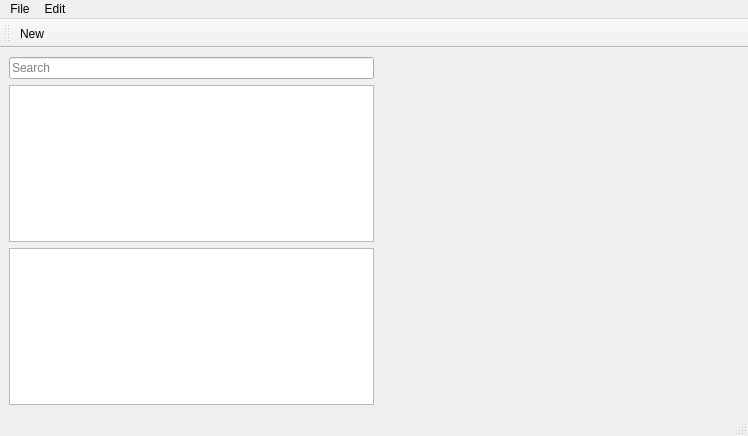
The window that app/ui/mainwindow.ui (deepakxyz/qt-resources) describes before a commit, drawn with Qt 5.
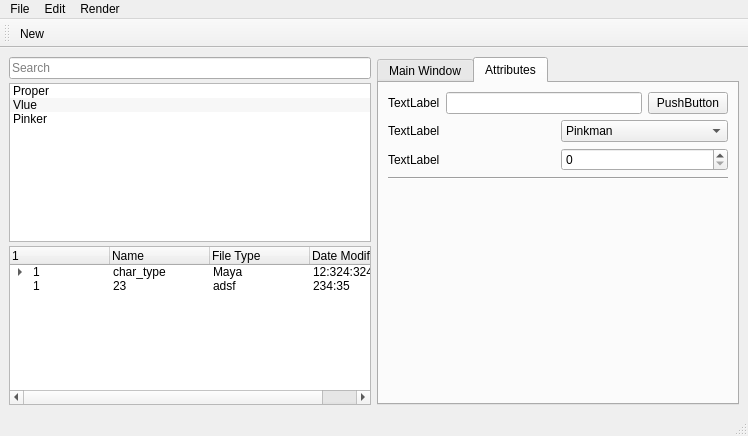
The same window after the commit.

```diff
--- a/app/ui/mainwindow.ui
+++ b/app/ui/mainwindow.ui
@@ -19,10 +19,19 @@
   <property name="windowTitle">
    <string>MainWindow</string>
   </property>
+  <property name="styleSheet">
+   <string notr="true"/>
+  </property>
   <widget class="QWidget" name="centralwidget">
    <layout class="QHBoxLayout" name="horizontalLayout">
     <item>
      <layout class="QVBoxLayout" name="verticalLayout">
+      <property name="spacing">
+       <number>4</number>
+      </property>
+      <property name="leftMargin">
+       <number>0</number>
+      </property>
       <item>
        <widget class="QLineEdit" name="lineEdit">
         <property name="placeholderText">
@@ -31,25 +40,218 @@
        </widget>
       </item>
       <item>
-       <widget class="QListView" name="listView"/>
+       <widget class="QListWidget" name="listWidget">
+        <property name="alternatingRowColors">
+         <bool>true</bool>
+        </property>
+        <item>
+         <property name="text">
+          <string>Proper</string>
+         </property>
+        </item>
+        <item>
+         <property name="text">
+          <string>Vlue</string>
+         </property>
+        </item>
+        <item>
+         <property name="text">
+          <string>Pinker</string>
+         </property>
+        </item>
+       </widget>
       </item>
       <item>
-       <widget class="QListView" name="listView_2"/>
+       <widget class="QTreeWidget" name="treeWidget">
+        <column>
+         <property name="text">
+          <string>1</string>
+         </property>
+        </column>
+        <column>
+         <property name="text">
+          <string>Name</string>
+         </property>
+        </column>
+        <column>
+         <property name="text">
+          <string>File Type</string>
+         </property>
+        </column>
+        <column>
+         <property name="text">
+          <string>Date Modified</string>
+         </property>
+        </column>
+        <item>
+         <property name="text">
+          <string>1</string>
+         </property>
+         <property name="text">
+          <string>char_type</string>
+         </property>
+         <property name="text">
+          <string>Maya</string>
+         </property>
+         <property name="text">
+          <string>12:324:324</string>
+         </property>
+         <item>
+          <property name="text">
+           <string>2</string>
+          </property>
+          <property name="text">
+           <string>Pink</string>
+          </property>
+          <property name="text">
+           <string>Houdini</string>
+          </property>
+          <property name="text">
+           <string>234:L234</string>
+          </property>
+         </item>
+        </item>
+        <item>
+         <property name="text">
+          <string>1</string>
+         </property>
+         <property name="text">
+          <string>23</string>
+         </property>
+         <property name="text">
+          <string>adsf</string>
+         </property>
+         <property name="text">
+          <string>234:35</string>
+         </property>
+        </item>
+       </widget>
       </item>
      </layout>
     </item>
     <item>
-     <spacer name="horizontalSpacer">
-      <property name="orientation">
-       <enum>Qt::Horizontal</enum>
+     <widget class="QTabWidget" name="tabWidget_2">
+      <property name="styleSheet">
+       <string notr="true"/>
       </property>
-      <property name="sizeHint" stdset="0">
-       <size>
-        <width>40</width>
-        <height>20</height>
-       </size>
+      <property name="currentIndex">
+       <number>1</number>
       </property>
-     </spacer>
+      <property name="movable">
+       <bool>false</bool>
+      </property>
+      <widget class="QWidget" name="tab_7">
+       <attribute name="title">
+        <string>Main Window</string>
+       </attribute>
+       <layout class="QVBoxLayout" name="verticalLayout_2">
+        <item>
+         <widget class="QPushButton" name="pushButton_3">
+          <property name="text">
+           <string>PushButton</string>
+          </property>
+         </widget>
+        </item>
+       </layout>
+      </widget>
+      <widget class="QWidget" name="tab_8">
+       <attribute name="title">
+        <string>Attributes</string>
+       </attribute>
+       <layout class="QVBoxLayout" name="verticalLayout_4">
+        <item>
+         <layout class="QHBoxLayout" name="horizontalLayout_2">
+          <item>
+           <widget class="QLabel" name="label">
+            <property name="text">
+             <string>TextLabel</string>
+            </property>
+           </widget>
+          </item>
+          <item>
+           <widget class="QLineEdit" name="lineEdit_2"/>
+          </item>
+          <item>
+           <widget class="QPushButton" name="pushButton_4">
+            <property name="text">
+             <string>PushButton</string>
+            </property>
+           </widget>
+          </item>
+         </layout>
+        </item>
+        <item>
+         <layout class="QHBoxLayout" name="horizontalLayout_3">
+          <item>
+           <widget class="QLabel" name="label_2">
+            <property name="text">
+             <string>TextLabel</string>
+            </property>
+           </widget>
+          </item>
+          <item>
+           <widget class="QComboBox" name="comboBox">
+            <item>
+             <property name="text">
+              <string>Pinkman</string>
+             </property>
+            </item>
+            <item>
+             <property name="text">
+              <string>Greyman</string>
+             </property>
+            </item>
+            <item>
+             <property name="text">
+              <string>Validation</string>
+             </property>
+            </item>
+           </widget>
+          </item>
+         </layout>
+        </item>
+        <item>
+         <layout class="QHBoxLayout" name="horizontalLayout_4">
+          <item>
+           <widget class="QLabel" name="label_3">
+            <property name="text">
+             <string>TextLabel</string>
+            </property>
+           </widget>
+          </item>
+          <item>
+           <widget class="QSpinBox" name="spinBox"/>
+          </item>
+         </layout>
+        </item>
+        <item>
+         <widget class="Line" name="line">
+          <property name="styleSheet">
+           <string notr="true">Line {
+background:red;
+}</string>
+          </property>
+          <property name="orientation">
+           <enum>Qt::Horizontal</enum>
+          </property>
+         </widget>
+        </item>
+        <item>
+         <spacer name="verticalSpacer">
+          <property name="orientation">
+           <enum>Qt::Vertical</enum>
+          </property>
+          <property name="sizeHint" stdset="0">
+           <size>
+            <width>20</width>
+            <height>40</height>
+           </size>
+          </property>
+         </spacer>
+        </item>
+       </layout>
+      </widget>
+     </widget>
     </item>
    </layout>
   </widget>
@@ -86,8 +288,14 @@
     <addaction name="actionReplace"/>
     <addaction name="actionSearch"/>
    </widget>
+   <widget class="QMenu" name="menuRender">
+    <property name="title">
+     <string>Render</string>
+    </property>
+   </widget>
    <addaction name="menuFile"/>
    <addaction name="menuEdit"/>
+   <addaction name="menuRender"/>
   </widget>
   <widget class="QStatusBar" name="statusbar"/>
   <widget class="QToolBar" name="toolBar">
```
